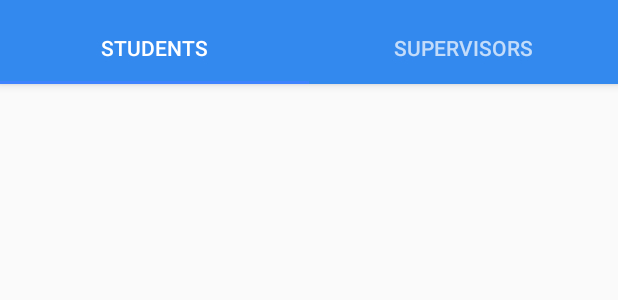
After one commit to unawares/InfomatrixAndroid, an Android app: the layout activity_history.xml on its own in the app's theme, with its tools: preview values and no code run, on a phone screen of 412 x 824 dp. The commit adds this screen. Shown: the top 300 px of the screen. Run offline under Robolectric (Android 15) with nearby library versions, the phone set to English and light mode, and no system bars.

Commit message:
Created Student and Supervisor fragments

```diff
--- a/app/build.gradle
+++ b/app/build.gradle
@@ -23,6 +23,7 @@ dependencies {
     implementation fileTree(dir: 'libs', include: ['*.jar'])
     implementation 'com.android.support:appcompat-v7:28.0.0'
     implementation 'com.android.support.constraint:constraint-layout:1.1.3'
+    implementation 'com.android.support:recyclerview-v7:28.0.0'
     implementation 'com.android.support:design:28.0.0'
     implementation 'com.github.bumptech.glide:glide:4.9.0'
     implementation 'com.android.support:cardview-v7:28.0.0'
--- /dev/null
+++ b/app/src/main/res/layout/activity_history.xml
@@ -0,0 +1,56 @@
+<?xml version="1.0" encoding="utf-8"?>
+<android.support.design.widget.CoordinatorLayout xmlns:android="http://schemas.android.com/apk/res/android"
+    xmlns:app="http://schemas.android.com/apk/res-auto"
+    xmlns:tools="http://schemas.android.com/tools"
+    android:id="@+id/main_content"
+    android:layout_width="match_parent"
+    android:layout_height="match_parent"
+    android:fitsSystemWindows="true"
+    tools:context=".HistoryActivity">
+
+    <android.support.design.widget.AppBarLayout
+        android:id="@+id/appbar"
+        android:layout_width="match_parent"
+        android:layout_height="wrap_content"
+        android:paddingTop="@dimen/appbar_padding_top"
+        android:theme="@style/AppTheme.AppBarOverlay">
+
+        <!--<android.support.v7.widget.Toolbar-->
+            <!--android:id="@+id/toolbar"-->
+            <!--android:layout_width="match_parent"-->
+            <!--android:layout_height="?attr/actionBarSize"-->
+            <!--android:layout_weight="1"-->
+            <!--android:background="?attr/colorPrimary"-->
+            <!--app:layout_scrollFlags="scroll|enterAlways"-->
+            <!--app:popupTheme="@style/AppTheme.PopupOverlay"-->
+            <!--app:title="@string/app_name">-->
+
+        <!--</android.support.v7.widget.Toolbar>-->
+
+        <android.support.design.widget.TabLayout
+            android:id="@+id/tabs"
+            android:layout_width="match_parent"
+            android:layout_height="wrap_content">
+
+            <android.support.design.widget.TabItem
+                android:id="@+id/tabItem"
+                android:layout_width="wrap_content"
+                android:layout_height="wrap_content"
+                android:text="@string/tab_students" />
+
+            <android.support.design.widget.TabItem
+                android:id="@+id/tabItem2"
+                android:layout_width="wrap_content"
+                android:layout_height="wrap_content"
+                android:text="@string/tab_supervisors" />
+
+        </android.support.design.widget.TabLayout>
+    </android.support.design.widget.AppBarLayout>
+
+    <android.support.v4.view.ViewPager
+        android:id="@+id/container"
+        android:layout_width="match_parent"
+        android:layout_height="match_parent"
+        app:layout_behavior="@string/appbar_scrolling_view_behavior" />
+
+</android.support.design.widget.CoordinatorLayout>
--- /dev/null
+++ b/app/src/main/res/values-w820dp/dimens.xml
@@ -0,0 +1,6 @@
+<resources>
+    <!-- Example customization of dimensions originally defined in res/values/dimens.xml
+         (such as screen margins) for screens with more than 820dp of available width. This
+         would include 7" and 10" devices in landscape (~960dp and ~1280dp respectively). -->
+    <dimen name="activity_horizontal_margin">64dp</dimen>
+</resources>
--- a/app/src/main/res/values/strings.xml
+++ b/app/src/main/res/values/strings.xml
@@ -1,4 +1,9 @@
 <resources>
     <string name="app_name">Infomatrix</string>
     <string name="title_activity_settings">Settings</string>
+    <string name="title_activity_history">HistoryActivity</string>
+    <string name="tab_students">Students</string>
+    <string name="tab_supervisors">Supervisors</string>
+    <string name="action_settings">Settings</string>
+    <string name="section_format">Hello World from section: %1$d</string>
 </resources>
--- a/app/src/main/res/values/styles.xml
+++ b/app/src/main/res/values/styles.xml
@@ -11,4 +11,13 @@
         <item name="android:windowTranslucentNavigation">true</item>
     </style>
 
+    <style name="AppTheme.NoActionBar">
+        <item name="windowActionBar">false</item>
+        <item name="windowNoTitle">true</item>
+    </style>
+
+    <style name="AppTheme.AppBarOverlay" parent="ThemeOverlay.AppCompat.Dark.ActionBar" />
+
+    <style name="AppTheme.PopupOverlay" parent="ThemeOverlay.AppCompat.Light" />
+
 </resources>
```
Also changed, not shown: app/src/main/AndroidManifest.xml (+6 -2 lines), app/src/main/java/com/example/infomatrix/HistoryActivity.java (added, +144 -0 lines), app/src/main/java/com/example/infomatrix/fragments/StudentsHistoryFragment.java (added, +34 -0 lines), app/src/main/java/com/example/infomatrix/fragments/SupervisorHistoryFragment.java (added, +34 -0 lines), app/src/main/res/layout/fragment_supervisors_history.xml (added, +16 -0 lines), app/src/main/res/layout/fragment_users_history.xml (added, +17 -0 lines), app/src/main/res/menu/menu_history.xml (added, +10 -0 lines), app/src/main/res/values/dimens.xml (added, +7 -0 lines).
